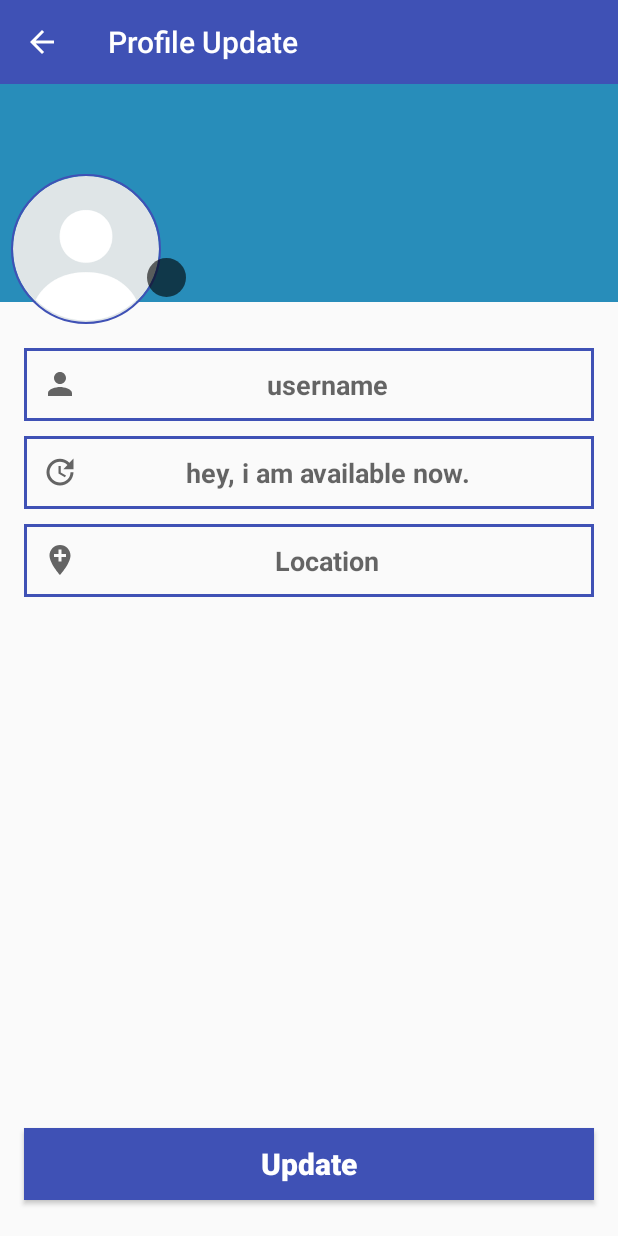
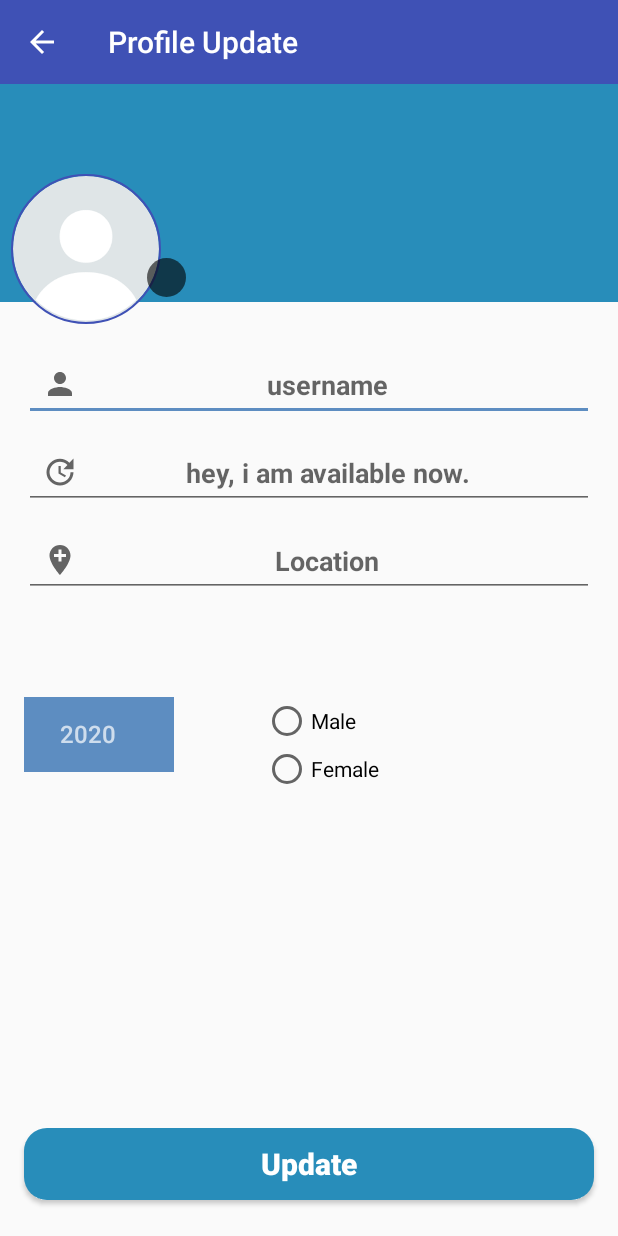
Before and after one commit to vteamdevelopment/SocialCloud, an Android app: the CreateProfileActivity screen opened directly, with no data from a screen before it, on a phone screen of 412 x 824 dp. Run offline under Robolectric (Android 15) with nearby library versions, the phone set to English and light mode, and no system bars; our stand-ins replace CircleImageView, Firebase (no records; nobody signed in at launch, a user with empty details on screens opened directly); libraries missing offline, so code that uses them is left out: com.theartofdev.edmodo; Roboto replaces fonts that are not available here.

Commit message:
update profile chanages

```diff
--- a/app/src/main/res/layout/profile_update_activity.xml
+++ b/app/src/main/res/layout/profile_update_activity.xml
@@ -57,7 +57,6 @@
         android:layout_marginStart="16dp"
         android:layout_marginTop="16dp"
         android:layout_marginEnd="16dp"
-        android:background="@drawable/inputs"
         android:drawableStart="@drawable/ic_baseline_person_24"
         android:hint="@string/username"
         android:inputType="textMultiLine"
@@ -69,9 +68,6 @@
         app:layout_constraintTop_toBottomOf="@+id/set_profile_image"
         android:textStyle="bold" />
 
-
-
-
     <EditText
         android:id="@+id/set_profile_status"
         android:layout_width="match_parent"
@@ -79,7 +75,6 @@
         android:layout_marginStart="16dp"
         android:layout_marginTop="10dp"
         android:layout_marginEnd="16dp"
-        android:background="@drawable/inputs"
         android:drawableStart="@drawable/ic_baseline_update_24"
         android:hint="@string/hey_i_am_available_now"
         android:inputType="textMultiLine"
@@ -98,8 +93,6 @@
         android:layout_marginStart="16dp"
         android:layout_marginTop="10dp"
         android:layout_marginEnd="16dp"
-        android:background="@drawable/inputs"
-        android:drawableStart="@drawable/ic_baseline_add_location_24"
         android:hint="Location"
         android:inputType="textMultiLine"
         android:padding="12dp"
@@ -107,11 +100,51 @@
         android:textAlignment="center"
         android:textColor="@color/colorPrimaryDark"
         android:textStyle="bold"
+        android:drawableStart="@drawable/ic_baseline_add_location_24"
         app:layout_constraintEnd_toEndOf="parent"
         app:layout_constraintStart_toStartOf="parent"
         app:layout_constraintTop_toBottomOf="@+id/set_profile_status"
-        app:layout_constraintBottom_toBottomOf="@+id/update_settings_button"/>
+       />
 
+
+    <DatePicker
+        android:id="@+id/date_picker"
+        android:layout_width="100dp"
+        android:layout_height="50dp"
+        android:layout_marginStart="16dp"
+        android:layout_marginTop="10dp"
+        android:layout_marginEnd="16dp"
+        android:autofillHints="Date_Of_Bitrh"
+        app:layout_constraintBottom_toBottomOf="@+id/update_settings_button"
+        app:layout_constraintEnd_toEndOf="parent"
+        app:layout_constraintHorizontal_bias="0.0"
+        app:layout_constraintStart_toStartOf="parent"
+        app:layout_constraintTop_toBottomOf="@+id/set_profile_status"
+        app:layout_constraintVertical_bias="0.288" />
+    <RadioGroup
+        android:layout_width="wrap_content"
+        android:layout_height="wrap_content"
+        android:layout_marginStart="16dp"
+        android:layout_marginTop="16dp"
+        android:layout_marginEnd="16dp"
+        android:tooltipText=""
+        app:layout_constraintEnd_toEndOf="parent"
+        app:layout_constraintBottom_toBottomOf="@+id/update_settings_button"
+        app:layout_constraintStart_toStartOf="@id/date_picker"
+        app:layout_constraintTop_toBottomOf="@+id/set_profile_status"
+        app:layout_constraintVertical_bias="0.288">
+
+        <RadioButton
+            android:layout_width="wrap_content"
+            android:layout_height="wrap_content"
+            android:text="Male"/>
+        <RadioButton
+
+
+            android:layout_width="wrap_content"
+            android:layout_height="wrap_content"
+            android:text="Female"/>
+    </RadioGroup>
 
     <Button
         android:id="@+id/update_settings_button"
@@ -122,7 +155,7 @@
         android:layout_marginTop="10dp"
         android:layout_marginEnd="16dp"
         android:layout_marginBottom="@dimen/dp_24"
-        android:background="@drawable/buttons"
+        android:background="@drawable/btn_rounded"
         android:inputType="textMultiLine"
         android:padding="6dp"
         android:text="Update"
```
